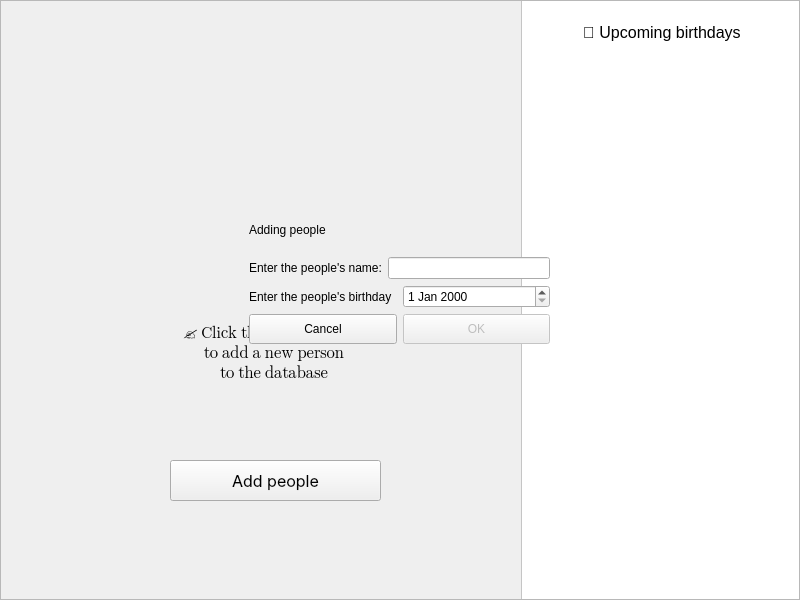
The window that Brithday-App/mainwindow.ui (SerhiyTo/Birthday-App) describes before a commit, drawn with Qt 5.
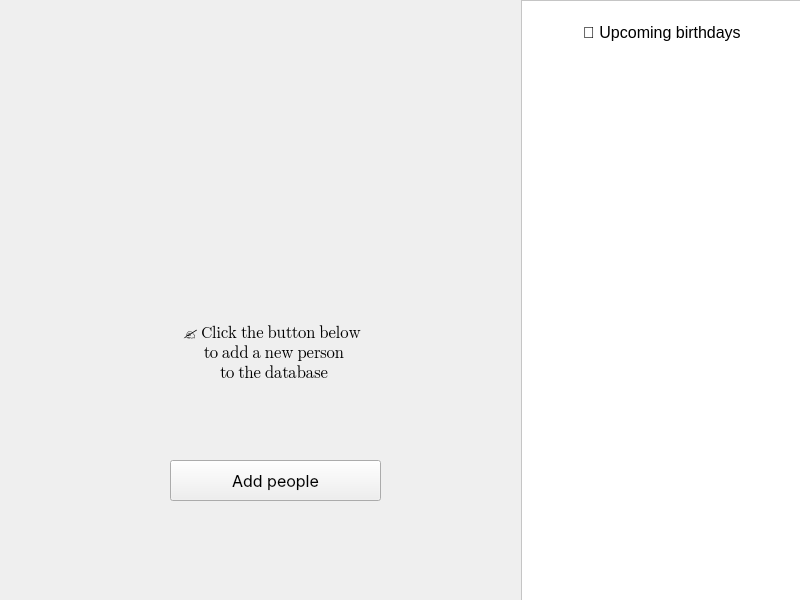
The same window after the commit. Icons and pictures are not drawn.

Commit message: pevious version of insertion form deleted

```diff
--- a/Brithday-App/mainwindow.ui
+++ b/Brithday-App/mainwindow.ui
@@ -181,118 +181,6 @@
      </item>
     </layout>
    </widget>
-   <widget class="QFrame" name="frBackgroundMessage">
-    <property name="enabled">
-     <bool>true</bool>
-    </property>
-    <property name="geometry">
-     <rect>
-      <x>0</x>
-      <y>0</y>
-      <width>800</width>
-      <height>600</height>
-     </rect>
-    </property>
-    <property name="frameShape">
-     <enum>QFrame::StyledPanel</enum>
-    </property>
-    <property name="frameShadow">
-     <enum>QFrame::Raised</enum>
-    </property>
-    <widget class="QFrame" name="frMessageOpen">
-     <property name="geometry">
-      <rect>
-       <x>240</x>
-       <y>200</y>
-       <width>319</width>
-       <height>153</height>
-      </rect>
-     </property>
-     <property name="acceptDrops">
-      <bool>false</bool>
-     </property>
-     <property name="styleSheet">
-      <string notr="true"/>
-     </property>
-     <layout class="QGridLayout" name="gridLayout">
-      <item row="0" column="0">
-       <widget class="QLabel" name="lblAddingPeople">
-        <property name="text">
-         <string>Adding people</string>
-        </property>
-       </widget>
-      </item>
-      <item row="1" column="0" colspan="2">
-       <layout class="QHBoxLayout" name="lblNameInput">
-        <item>
-         <widget class="QLabel" name="label">
-          <property name="text">
-           <string>Enter the people's name:</string>
-          </property>
-         </widget>
-        </item>
-        <item>
-         <widget class="QLineEdit" name="lnNameInput"/>
-        </item>
-       </layout>
-      </item>
-      <item row="2" column="0" colspan="2">
-       <layout class="QHBoxLayout" name="lblDateInput">
-        <item>
-         <widget class="QLabel" name="label_2">
-          <property name="text">
-           <string>Enter the people's birthday</string>
-          </property>
-         </widget>
-        </item>
-        <item>
-         <widget class="QDateEdit" name="datInput"/>
-        </item>
-       </layout>
-      </item>
-      <item row="3" column="0">
-       <widget class="QPushButton" name="btnCancel">
-        <property name="enabled">
-         <bool>true</bool>
-        </property>
-        <property name="minimumSize">
-         <size>
-          <width>0</width>
-          <height>30</height>
-         </size>
-        </property>
-        <property name="font">
-         <font>
-          <italic>false</italic>
-          <bold>false</bold>
-          <underline>false</underline>
-          <kerning>true</kerning>
-         </font>
-        </property>
-        <property name="text">
-         <string>Cancel</string>
-        </property>
-       </widget>
-      </item>
-      <item row="3" column="1">
-       <widget class="QPushButton" name="btnOk">
-        <property name="enabled">
-         <bool>false</bool>
-        </property>
-        <property name="minimumSize">
-         <size>
-          <width>0</width>
-          <height>30</height>
-         </size>
-        </property>
-        <property name="text">
-         <string>OK</string>
-        </property>
-       </widget>
-      </item>
-     </layout>
-    </widget>
-   </widget>
    <zorder>btnAddPeople</zorder>
    <zorder>layoutWidget</zorder>
    <zorder>frWithData</zorder>
```
Left out of the diff: 1 changed line with no effect on the pictures. The commit also changes 5 other files.
